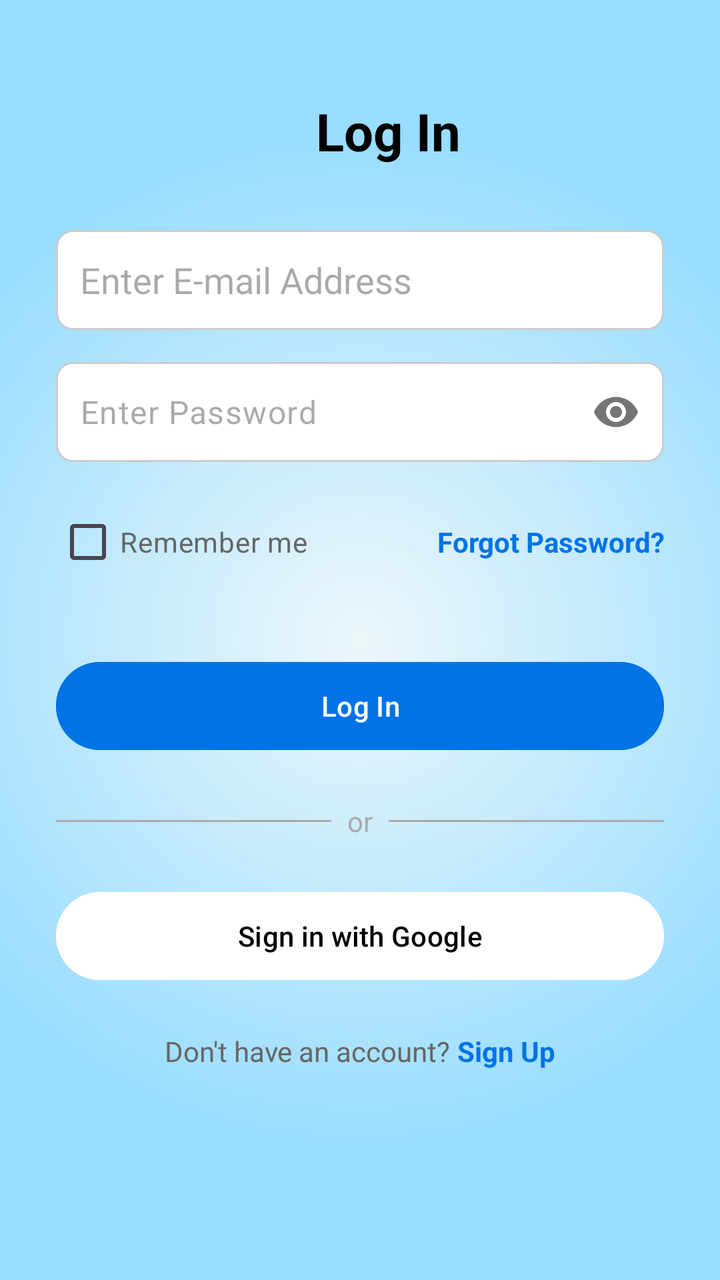
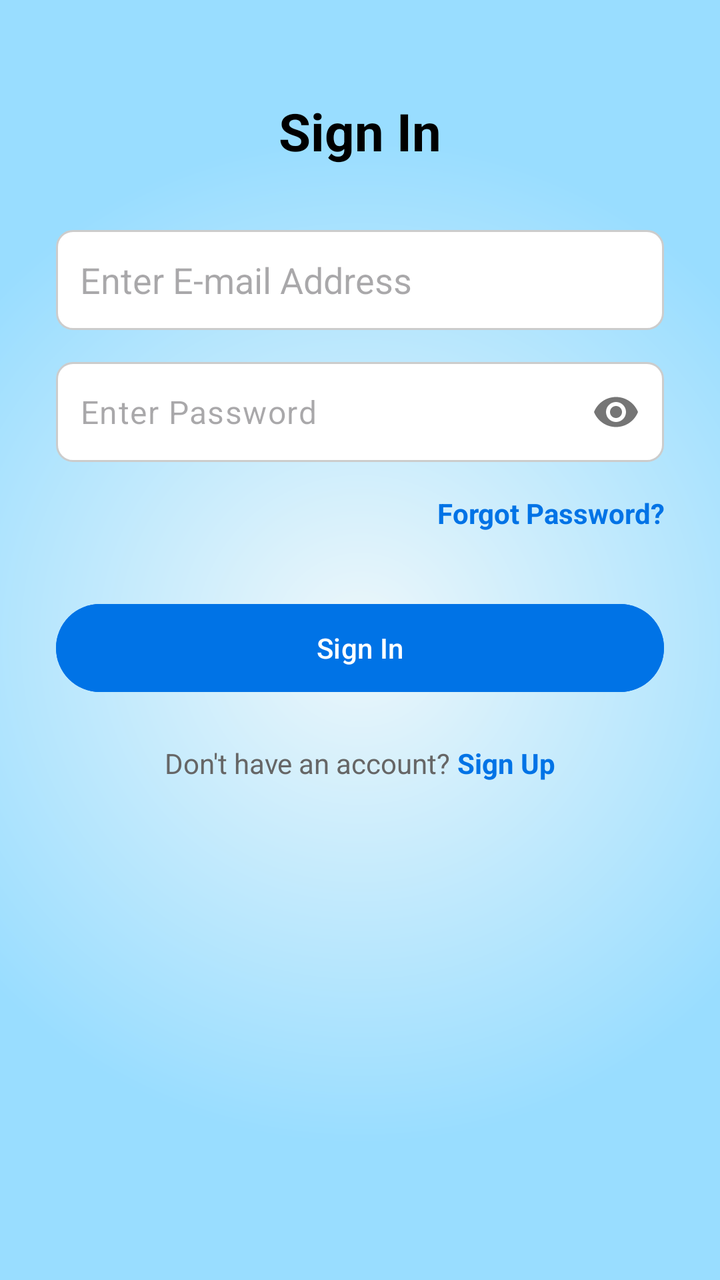

The first picture is an Android layout as it rendered before a commit; the second is the same layout after the commit. The layout source and the unified diff follow.
<!-- AndroidManifest.xml: application theme Theme.AspirePath -->
<!-- res/layout/activity_sign_in.xml -->
<?xml version="1.0" encoding="utf-8"?>
<ScrollView xmlns:android="http://schemas.android.com/apk/res/android"
    xmlns:app="http://schemas.android.com/apk/res-auto"
    xmlns:tools="http://schemas.android.com/tools"
    android:layout_width="match_parent"
    android:layout_height="match_parent"
    android:background="@drawable/gradient_bg"
    tools:context=".SignInActivity">

    <LinearLayout
        android:layout_width="match_parent"
        android:layout_height="wrap_content"
        android:orientation="vertical"
        android:padding="28dp">

        <TextView
            android:layout_width="wrap_content"
            android:layout_height="wrap_content"
            android:layout_marginLeft="130dp"
            android:layout_marginTop="20dp"
            android:text="Log In"
            android:textColor="@android:color/black"
            android:textSize="26sp"
            android:textStyle="bold" />

        <EditText
            android:id="@+id/etEmail"
            android:layout_width="match_parent"
            android:layout_height="50dp"
            android:layout_marginTop="32dp"
            android:background="@drawable/edit_text_background_rounded"
            android:hint="Enter E-mail Address"
            android:inputType="textEmailAddress"
            android:padding="12dp" />

        <com.google.android.material.textfield.TextInputLayout
            android:layout_width="match_parent"
            android:layout_height="wrap_content"
            android:layout_marginTop="16dp"
            app:hintEnabled="false"
            app:passwordToggleEnabled="true">

            <com.google.android.material.textfield.TextInputEditText
                android:id="@+id/etPassword"
                android:layout_width="match_parent"
                android:layout_height="50dp"
                android:background="@drawable/edit_text_background_rounded"
                android:hint="Enter Password"
                android:inputType="textPassword"
                android:padding="12dp" />
        </com.google.android.material.textfield.TextInputLayout>

        <LinearLayout
            android:layout_width="match_parent"
            android:layout_height="wrap_content"
            android:layout_marginTop="16dp"
            android:gravity="center_vertical"
            android:orientation="horizontal">

            <CheckBox
                android:id="@+id/cbRememberMe"
                android:layout_width="wrap_content"
                android:layout_height="wrap_content"
                android:text="Remember me"
                android:textColor="#666" />

            <TextView
                android:id="@+id/tvForgotPassword"
                android:layout_width="0dp"
                android:layout_height="wrap_content"
                android:layout_weight="1"
                android:gravity="end"
                android:text="Forgot Password?"
                android:textColor="#0073e6"
                android:textStyle="bold" />
        </LinearLayout>

        <Button
            android:id="@+id/btnSignIn"
            android:layout_width="match_parent"
            android:layout_height="52dp"
            android:layout_marginTop="32dp"
            android:backgroundTint="#0073e6"
            android:text="Log In"
            android:textAllCaps="false"
            android:textColor="#FFFFFF"
            app:cornerRadius="26dp" />

        <LinearLayout
            android:layout_width="match_parent"
            android:layout_height="wrap_content"
            android:layout_marginTop="22dp"
            android:gravity="center_vertical"
            android:orientation="horizontal">

            <View
                android:layout_width="0dp"
                android:layout_height="1dp"
                android:layout_weight="1"
                android:background="@android:color/darker_gray" />

            <TextView
                android:layout_width="wrap_content"
                android:layout_height="wrap_content"
                android:layout_marginStart="8dp"
                android:layout_marginEnd="8dp"
                android:text="or"
                android:textColor="@android:color/darker_gray" />

            <View
                android:layout_width="0dp"
                android:layout_height="1dp"
                android:layout_weight="1"
                android:background="@android:color/darker_gray" />
        </LinearLayout>

        <Button
            android:id="@+id/btnSignInWithGoogle"
            android:layout_width="match_parent"
            android:layout_height="52dp"
            android:layout_marginTop="22dp"
            android:backgroundTint="@android:color/white"
            android:text="Sign in with Google"
            android:textAllCaps="false"
            android:textColor="@android:color/black"
            app:cornerRadius="26dp" />

        <LinearLayout
            android:layout_width="wrap_content"
            android:layout_height="wrap_content"
            android:layout_gravity="center_horizontal"
            android:layout_marginTop="22dp"
            android:orientation="horizontal">

            <TextView
                android:layout_width="wrap_content"
                android:layout_height="wrap_content"
                android:text="Don't have an account? "
                android:textColor="#666" />

            <TextView
                android:id="@+id/tvSignUp"
                android:layout_width="wrap_content"
                android:layout_height="wrap_content"
                android:text="Sign Up"
                android:textColor="#0073e6"
                android:textStyle="bold" />
        </LinearLayout>

    </LinearLayout>
</ScrollView>
<!-- resources referenced by this layout -->
<resources>
  <!-- drawable edit_text_background_rounded (drawable) -->
  <?xml version="1.0" encoding="utf-8"?>
  <shape xmlns:android="http://schemas.android.com/apk/res/android"
      android:shape="rectangle">
      <solid android:color="@android:color/white" />
      <corners android:radius="8dp" />
      <stroke
          android:width="1dp"
          android:color="#CCCCCC" />
  </shape>
  <!-- drawable gradient_bg (drawable) -->
  <?xml version="1.0" encoding="utf-8"?>
  <shape xmlns:android="http://schemas.android.com/apk/res/android"
      android:shape="rectangle">
      <gradient
          android:startColor="#edf7fa"
          android:endColor="#99ddff"
          android:gradientRadius="70%p"
          android:type="radial"
          android:centerX="0.5"
          android:centerY="0.5"
          android:dither="true" />
  </shape>
  <style name="Theme.AspirePath" parent="Base.Theme.AspirePath" />
  <style name="Base.Theme.AspirePath" parent="Theme.Material3.DayNight.NoActionBar">
          
          <item name="colorPrimary">@color/blue</item>
          <item name="colorPrimaryVariant">#0073e6</item>
          <item name="colorOnPrimary">@color/white</item>
          <item name="android:statusBarColor">#0073e6</item>
          
      </style>
  <color name="blue">#1C4195</color>
  <color name="white">#FFFFFFFF</color>
</resources>

<!-- the commit's change to res/layout/activity_sign_in.xml (unified diff, before → after) -->
@@ -16,9 +16,9 @@
         <TextView
             android:layout_width="wrap_content"
             android:layout_height="wrap_content"
-            android:layout_marginLeft="130dp"
+            android:layout_gravity="center_horizontal"
             android:layout_marginTop="20dp"
-            android:text="Log In"
+            android:text="Sign In"
             android:textColor="@android:color/black"
             android:textSize="26sp"
             android:textStyle="bold" />
@@ -57,13 +57,6 @@
             android:gravity="center_vertical"
             android:orientation="horizontal">
 
-            <CheckBox
-                android:id="@+id/cbRememberMe"
-                android:layout_width="wrap_content"
-                android:layout_height="wrap_content"
-                android:text="Remember me"
-                android:textColor="#666" />
-
             <TextView
                 android:id="@+id/tvForgotPassword"
                 android:layout_width="0dp"
@@ -81,48 +74,9 @@
             android:layout_height="52dp"
             android:layout_marginTop="32dp"
             android:backgroundTint="#0073e6"
-            android:text="Log In"
+            android:text="Sign In"
             android:textAllCaps="false"
             android:textColor="#FFFFFF"
-            app:cornerRadius="26dp" />
-
-        <LinearLayout
-            android:layout_width="match_parent"
-            android:layout_height="wrap_content"
-            android:layout_marginTop="22dp"
-            android:gravity="center_vertical"
-            android:orientation="horizontal">
-
-            <View
-                android:layout_width="0dp"
-                android:layout_height="1dp"
-                android:layout_weight="1"
-                android:background="@android:color/darker_gray" />
-
-            <TextView
-                android:layout_width="wrap_content"
-                android:layout_height="wrap_content"
-                android:layout_marginStart="8dp"
-                android:layout_marginEnd="8dp"
-                android:text="or"
-                android:textColor="@android:color/darker_gray" />
-
-            <View
-                android:layout_width="0dp"
-                android:layout_height="1dp"
-                android:layout_weight="1"
-                android:background="@android:color/darker_gray" />
-        </LinearLayout>
-
-        <Button
-            android:id="@+id/btnSignInWithGoogle"
-            android:layout_width="match_parent"
-            android:layout_height="52dp"
-            android:layout_marginTop="22dp"
-            android:backgroundTint="@android:color/white"
-            android:text="Sign in with Google"
-            android:textAllCaps="false"
-            android:textColor="@android:color/black"
             app:cornerRadius="26dp" />
 
         <LinearLayout
